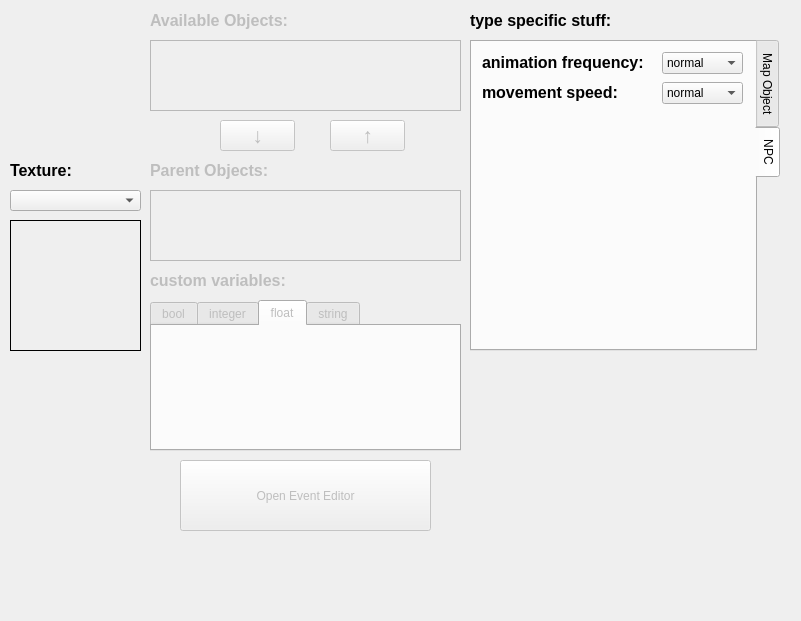
The window that MapEditor/UI/ObjectDatabase.ui (seem-sky/Simple2D-Engine) describes before a commit, drawn with Qt 5.
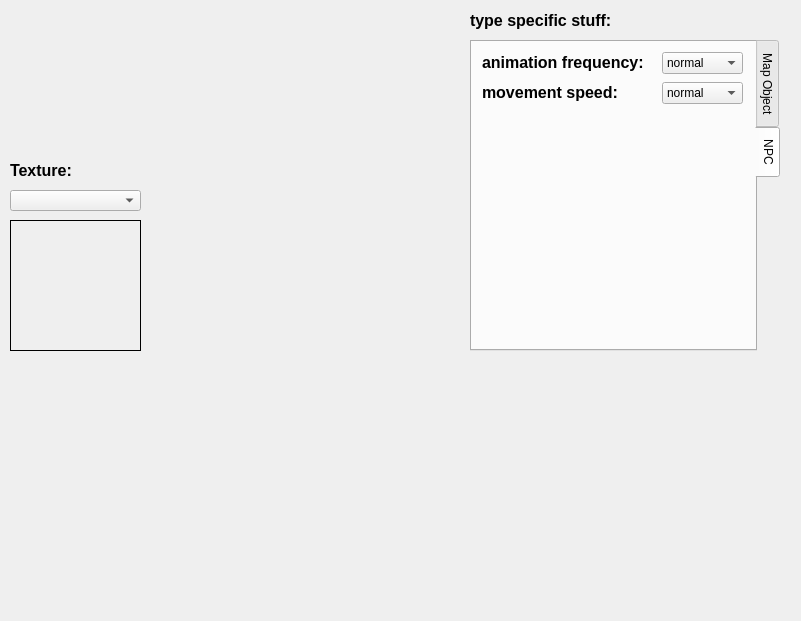
The same window after the commit. Custom widgets are drawn as their Qt base class.

Commit message: rewrite database and xml system. fix some bugs; implement autotile mapping system

```diff
--- a/MapEditor/UI/ObjectDatabase.ui
+++ b/MapEditor/UI/ObjectDatabase.ui
@@ -38,29 +38,6 @@
     <set>Qt::AlignCenter</set>
    </property>
   </widget>
-  <widget class="QLabel" name="label_16">
-   <property name="enabled">
-    <bool>false</bool>
-   </property>
-   <property name="geometry">
-    <rect>
-     <x>150</x>
-     <y>270</y>
-     <width>151</width>
-     <height>21</height>
-    </rect>
-   </property>
-   <property name="font">
-    <font>
-     <pointsize>12</pointsize>
-     <weight>75</weight>
-     <bold>true</bold>
-    </font>
-   </property>
-   <property name="text">
-    <string>custom variables:</string>
-   </property>
-  </widget>
   <widget class="QLabel" name="label_31">
    <property name="geometry">
     <rect>
@@ -262,204 +239,7 @@
     </widget>
    </widget>
   </widget>
-  <widget class="QPushButton" name="m_pEventEditorButton">
-   <property name="enabled">
-    <bool>false</bool>
-   </property>
-   <property name="geometry">
-    <rect>
-     <x>180</x>
-     <y>460</y>
-     <width>251</width>
-     <height>71</height>
-    </rect>
-   </property>
-   <property name="text">
-    <string>Open Event Editor</string>
-   </property>
-  </widget>
-  <widget class="QTabWidget" name="m_pCustomVariables">
-   <property name="enabled">
-    <bool>false</bool>
-   </property>
-   <property name="geometry">
-    <rect>
-     <x>150</x>
-     <y>300</y>
-     <width>311</width>
-     <height>151</height>
-    </rect>
-   </property>
-   <property name="currentIndex">
-    <number>2</number>
-   </property>
-   <widget class="CustomVariableBoolPageWidget" name="m_pBools">
-    <attribute name="title">
-     <string>bool</string>
-    </attribute>
-   </widget>
-   <widget class="CustomVariableIntPageWidget" name="m_pInteger">
-    <attribute name="title">
-     <string>integer</string>
-    </attribute>
-   </widget>
-   <widget class="CustomVariableFloatPageWidget" name="m_pFloats">
-    <attribute name="title">
-     <string>float</string>
-    </attribute>
-   </widget>
-   <widget class="CustomVariableStringPageWidget" name="m_pStrings">
-    <attribute name="title">
-     <string>string</string>
-    </attribute>
-   </widget>
-  </widget>
-  <widget class="QLabel" name="label_20">
-   <property name="enabled">
-    <bool>false</bool>
-   </property>
-   <property name="geometry">
-    <rect>
-     <x>150</x>
-     <y>10</y>
-     <width>151</width>
-     <height>21</height>
-    </rect>
-   </property>
-   <property name="font">
-    <font>
-     <pointsize>12</pointsize>
-     <weight>75</weight>
-     <bold>true</bold>
-    </font>
-   </property>
-   <property name="text">
-    <string>Available Objects:</string>
-   </property>
-  </widget>
-  <widget class="QLabel" name="label_21">
-   <property name="enabled">
-    <bool>false</bool>
-   </property>
-   <property name="geometry">
-    <rect>
-     <x>150</x>
-     <y>160</y>
-     <width>151</width>
-     <height>21</height>
-    </rect>
-   </property>
-   <property name="font">
-    <font>
-     <pointsize>12</pointsize>
-     <weight>75</weight>
-     <bold>true</bold>
-    </font>
-   </property>
-   <property name="text">
-    <string>Parent Objects:</string>
-   </property>
-  </widget>
-  <widget class="QPushButton" name="m_pParentRemoveButton">
-   <property name="enabled">
-    <bool>false</bool>
-   </property>
-   <property name="geometry">
-    <rect>
-     <x>330</x>
-     <y>120</y>
-     <width>75</width>
-     <height>31</height>
-    </rect>
-   </property>
-   <property name="font">
-    <font>
-     <pointsize>16</pointsize>
-     <weight>75</weight>
-     <bold>true</bold>
-    </font>
-   </property>
-   <property name="text">
-    <string>↑</string>
-   </property>
-  </widget>
-  <widget class="QPushButton" name="m_pParentAddButton">
-   <property name="enabled">
-    <bool>false</bool>
-   </property>
-   <property name="geometry">
-    <rect>
-     <x>220</x>
-     <y>120</y>
-     <width>75</width>
-     <height>31</height>
-    </rect>
-   </property>
-   <property name="font">
-    <font>
-     <pointsize>16</pointsize>
-     <weight>75</weight>
-     <bold>true</bold>
-     <kerning>true</kerning>
-    </font>
-   </property>
-   <property name="text">
-    <string>↓</string>
-   </property>
-  </widget>
-  <widget class="QListWidget" name="m_pObjectList">
-   <property name="enabled">
-    <bool>false</bool>
-   </property>
-   <property name="geometry">
-    <rect>
-     <x>150</x>
-     <y>40</y>
-     <width>311</width>
-     <height>71</height>
-    </rect>
-   </property>
-  </widget>
-  <widget class="QListWidget" name="m_pParentList">
-   <property name="enabled">
-    <bool>false</bool>
-   </property>
-   <property name="geometry">
-    <rect>
-     <x>150</x>
-     <y>190</y>
-     <width>311</width>
-     <height>71</height>
-    </rect>
-   </property>
-  </widget>
  </widget>
- <customwidgets>
-  <customwidget>
-   <class>CustomVariableBoolPageWidget</class>
-   <extends>QWidget</extends>
-   <header>customvariableboolpagewidget.h</header>
-   <container>1</container>
-  </customwidget>
-  <customwidget>
-   <class>CustomVariableIntPageWidget</class>
-   <extends>QWidget</extends>
-   <header>customvariableintpagewidget.h</header>
-   <container>1</container>
-  </customwidget>
-  <customwidget>
-   <class>CustomVariableStringPageWidget</class>
-   <extends>QWidget</extends>
-   <header>customvariablestringpagewidget.h</header>
-   <container>1</container>
-  </customwidget>
-  <customwidget>
-   <class>CustomVariableFloatPageWidget</class>
-   <extends>QWidget</extends>
-   <header>customvariablefloatpagewidget.h</header>
-   <container>1</container>
-  </customwidget>
- </customwidgets>
  <tabstops>
   <tabstop>m_pTextureBox</tabstop>
   <tabstop>m_pType</tabstop>
```
Left out of the diff: 2 changed lines with no effect on the pictures. The commit also changes 144 other files.
